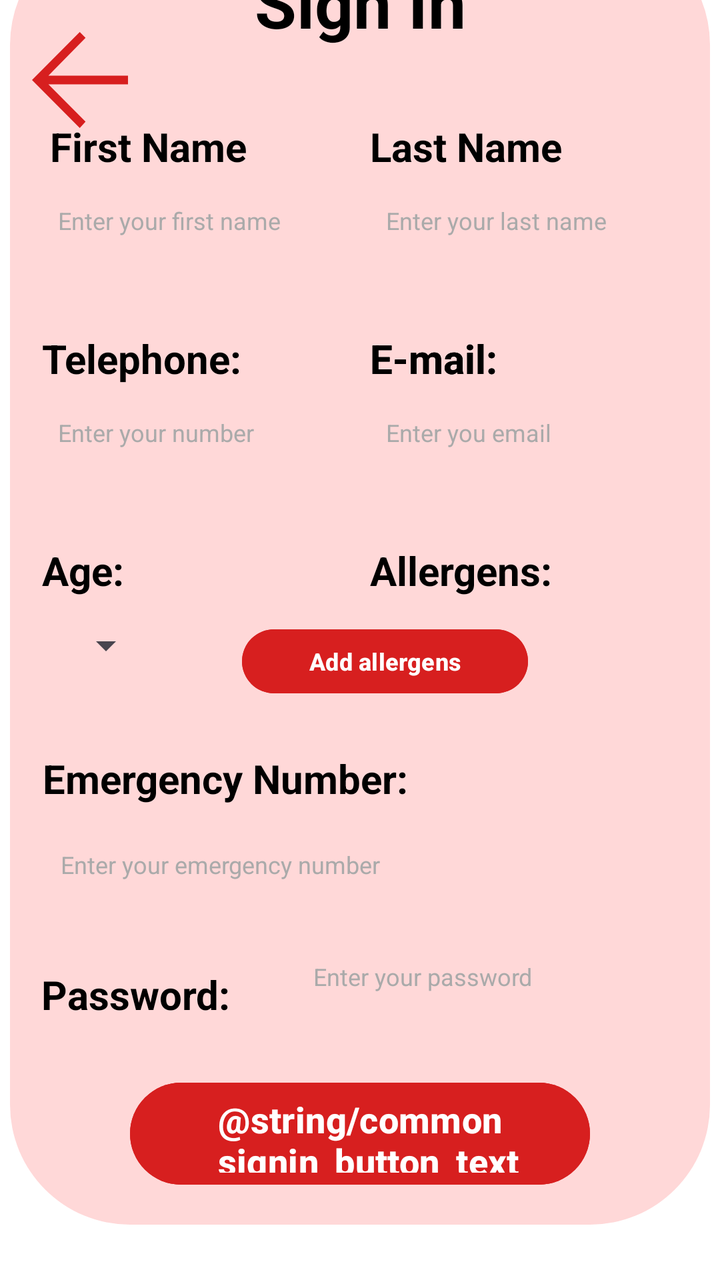
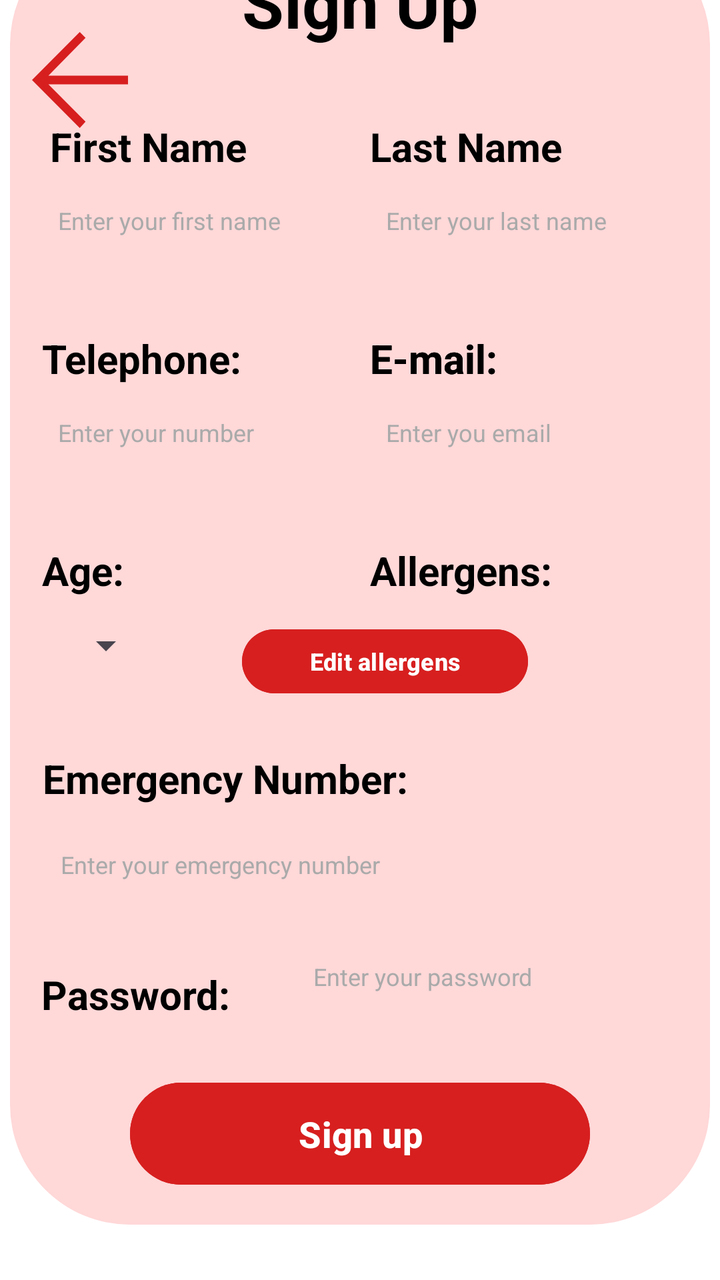

An Android layout rendered at two revisions. The XML below is the earlier revision; the diff shows what the commit changed to produce the second picture.
<!-- AndroidManifest.xml: application theme Theme.TASHTIT -->
<!-- res/layout/activity_signin_screen3.xml -->
<?xml version="1.0" encoding="utf-8"?>
<androidx.constraintlayout.widget.ConstraintLayout xmlns:android="http://schemas.android.com/apk/res/android"
xmlns:app="http://schemas.android.com/apk/res-auto"
xmlns:tools="http://schemas.android.com/tools"
android:layout_width="match_parent"
android:layout_height="match_parent"
    android:id="@+id/main"
android:background="@color/white"
tools:context=".ACTIVITIES.Login_Screen_2">



    

    

    

    <androidx.constraintlayout.widget.ConstraintLayout
        android:id="@+id/constraintLayout"
        android:layout_width="350dp"
        android:layout_height="650dp"
        android:layout_marginBottom="28dp"
        android:background="@drawable/rounded_background"
        app:layout_constraintBottom_toBottomOf="parent"
        app:layout_constraintCircleRadius="40dp"
        app:layout_constraintEnd_toEndOf="parent"
        app:layout_constraintStart_toStartOf="parent">

        <Button
            android:id="@+id/btnSignInSignIn"
            android:layout_width="230dp"
            android:layout_height="59dp"
            android:layout_marginBottom="16dp"
            android:backgroundTint="@color/intenseRouge"
            android:text="@string/common_signin_button_text"
            android:textColor="@android:color/white"
            android:textSize="18sp"
            android:textStyle="bold"
            app:layout_constraintBottom_toBottomOf="parent"
            app:layout_constraintEnd_toEndOf="parent"
            app:layout_constraintStart_toStartOf="parent" />

        <Button
            android:id="@+id/btnAllergens"
            android:layout_width="143dp"
            android:layout_height="40dp"
            android:layout_marginStart="44dp"
            android:layout_marginTop="12dp"
            android:layout_marginBottom="232dp"
            android:backgroundTint="@color/intenseRouge"
            android:text="Add allergens"
            android:textColor="@android:color/white"
            android:textSize="12sp"
            android:textStyle="bold"
            app:layout_constraintBottom_toBottomOf="parent"
            app:layout_constraintStart_toEndOf="@+id/spnnrAge"
            app:layout_constraintTop_toBottomOf="@+id/textView9"
            app:layout_constraintVertical_bias="0.0" />

        <TextView
            android:id="@+id/loginTitle"
            android:layout_width="wrap_content"
            android:layout_height="wrap_content"
            android:layout_gravity="center_horizontal"
            android:layout_marginTop="16dp"
            android:paddingBottom="20dp"
            android:text="Sign In"
            android:textColor="@android:color/black"
            android:textSize="34sp"
            android:textStyle="bold"
            app:layout_constraintEnd_toEndOf="parent"
            app:layout_constraintStart_toStartOf="parent"
            app:layout_constraintTop_toTopOf="parent" />

        <TextView
            android:id="@+id/textView"
            android:layout_width="wrap_content"
            android:layout_height="wrap_content"
            android:layout_marginStart="20dp"
            android:layout_marginTop="16dp"
            android:text="First Name"
            android:textColor="@android:color/black"
            android:textSize="20sp"
            android:textStyle="bold"
            app:layout_constraintStart_toStartOf="parent"
            app:layout_constraintTop_toBottomOf="@+id/loginTitle" />

        <TextView
            android:id="@+id/textView3"
            android:layout_width="wrap_content"
            android:layout_height="wrap_content"
            android:layout_marginStart="180dp"
            android:layout_marginTop="16dp"
            android:text="Last Name"
            android:textColor="@android:color/black"
            android:textSize="20sp"
            android:textStyle="bold"
            app:layout_constraintStart_toStartOf="parent"
            app:layout_constraintTop_toBottomOf="@+id/loginTitle" />

        <EditText
            android:id="@+id/etLastName"
            android:layout_width="137dp"
            android:layout_height="33dp"
            android:layout_marginStart="188dp"
            android:layout_marginTop="12dp"
            android:background="@null"
            android:hint="Enter your last name"
            android:inputType="textPassword"
            android:paddingBottom="10dp"
            android:textColorHint="@android:color/darker_gray"
            android:textSize="12sp"
            app:layout_constraintStart_toStartOf="parent"
            app:layout_constraintTop_toBottomOf="@+id/textView" />

        <EditText
            android:id="@+id/etFirstName"
            android:layout_width="137dp"
            android:layout_height="33dp"
            android:layout_marginStart="24dp"
            android:layout_marginTop="12dp"
            android:background="@null"
            android:hint="Enter your first name"
            android:inputType="textPassword"
            android:paddingBottom="10dp"
            android:textColorHint="@android:color/darker_gray"
            android:textSize="12sp"
            app:layout_constraintStart_toStartOf="parent"
            app:layout_constraintTop_toBottomOf="@+id/textView" />

        <TextView
            android:id="@+id/textView2"
            android:layout_width="wrap_content"
            android:layout_height="wrap_content"
            android:layout_marginStart="16dp"
            android:layout_marginTop="24dp"
            android:paddingTop="10dp"
            android:text="Telephone:"
            android:textColor="@android:color/black"
            android:textSize="20sp"
            android:textStyle="bold"
            app:layout_constraintStart_toStartOf="parent"
            app:layout_constraintTop_toBottomOf="@+id/etFirstName"/>

        <TextView
            android:id="@+id/textView4"
            android:layout_width="wrap_content"
            android:layout_height="wrap_content"
            android:layout_marginStart="180dp"
            android:layout_marginTop="24dp"
            android:paddingTop="10dp"
            android:text="E-mail:"
            android:textColor="@android:color/black"
            android:textSize="20sp"
            android:textStyle="bold"
            app:layout_constraintStart_toStartOf="parent"
            app:layout_constraintTop_toBottomOf="@+id/etFirstName" />

        <TextView
            android:id="@+id/textView5"
            android:layout_width="wrap_content"
            android:layout_height="wrap_content"
            android:layout_marginStart="180dp"
            android:layout_marginTop="24dp"
            android:paddingTop="10dp"
            android:text="E-mail:"
            android:textColor="@android:color/black"
            android:textSize="20sp"
            android:textStyle="bold"
            app:layout_constraintStart_toStartOf="parent"
            app:layout_constraintTop_toBottomOf="@+id/etFirstName" />

        <TextView
            android:id="@+id/textView8"
            android:layout_width="wrap_content"
            android:layout_height="wrap_content"
            android:layout_marginStart="180dp"
            android:layout_marginTop="24dp"
            android:paddingTop="10dp"
            android:text="E-mail:"
            android:textColor="@android:color/black"
            android:textSize="20sp"
            android:textStyle="bold"
            app:layout_constraintStart_toStartOf="parent"
            app:layout_constraintTop_toBottomOf="@+id/etFirstName" />

        <EditText
            android:id="@+id/etPhone"
            android:layout_width="116dp"
            android:layout_height="33dp"
            android:layout_marginStart="24dp"
            android:layout_marginTop="12dp"
            android:background="@null"
            android:hint="Enter your number"
            android:paddingBottom="10dp"
            android:textColorHint="@android:color/darker_gray"
            android:textSize="12sp"
            app:layout_constraintStart_toStartOf="parent"
            app:layout_constraintTop_toBottomOf="@+id/textView2" />

        <EditText
            android:id="@+id/etEmergencyNum"
            android:layout_width="wrap_content"
            android:layout_height="33dp"
            android:layout_marginTop="228dp"
            android:background="@null"
            android:hint="Enter your emergency number"
            android:paddingBottom="10dp"
            android:textColorHint="@android:color/darker_gray"
            android:textSize="12sp"
            app:layout_constraintEnd_toEndOf="parent"
            app:layout_constraintHorizontal_bias="0.133"
            app:layout_constraintStart_toStartOf="parent"
            app:layout_constraintTop_toBottomOf="@+id/textView2" />

        <EditText
            android:id="@+id/etPasswordSignIn"
            android:layout_width="162dp"
            android:layout_height="33dp"
            android:layout_marginTop="284dp"
            android:background="@null"
            android:hint="Enter your password"
            android:paddingBottom="10dp"
            android:textColorHint="@android:color/darker_gray"
            android:textSize="12sp"
            app:layout_constraintEnd_toEndOf="parent"
            app:layout_constraintHorizontal_bias="0.807"
            app:layout_constraintStart_toStartOf="parent"
            app:layout_constraintTop_toBottomOf="@+id/textView2" />

        <EditText
            android:id="@+id/etEmailSignIn"
            android:layout_width="116dp"
            android:layout_height="33dp"
            android:layout_marginStart="188dp"
            android:layout_marginTop="12dp"
            android:background="@null"
            android:hint="Enter you email"
            android:paddingBottom="10dp"
            android:textColorHint="@android:color/darker_gray"
            android:textSize="12sp"
            app:layout_constraintStart_toStartOf="parent"
            app:layout_constraintTop_toBottomOf="@+id/textView2" />

        <TextView
            android:id="@+id/textView10"
            android:layout_width="wrap_content"
            android:layout_height="wrap_content"
            android:layout_marginTop="24dp"
            android:paddingTop="10dp"
            android:text="Age:"
            android:textColor="@android:color/black"
            android:textSize="20sp"
            android:textStyle="bold"
            app:layout_constraintStart_toStartOf="@+id/textView2"
            app:layout_constraintTop_toBottomOf="@+id/etPhone" />

        <TextView
            android:id="@+id/textView9"
            android:layout_width="wrap_content"
            android:layout_height="wrap_content"
            android:layout_marginStart="180dp"
            android:layout_marginTop="24dp"
            android:paddingTop="10dp"
            android:text="Allergens:"
            android:textColor="@android:color/black"
            android:textSize="20sp"
            android:textStyle="bold"
            app:layout_constraintStart_toStartOf="parent"
            app:layout_constraintTop_toBottomOf="@+id/etEmailSignIn" />

        <TextView
            android:id="@+id/textView11"
            android:layout_width="wrap_content"
            android:layout_height="wrap_content"
            android:layout_marginTop="128dp"
            android:paddingTop="10dp"
            android:text="Emergency Number:"
            android:textColor="@android:color/black"
            android:textSize="20sp"
            android:textStyle="bold"
            app:layout_constraintEnd_toEndOf="parent"
            app:layout_constraintHorizontal_bias="0.097"
            app:layout_constraintStart_toStartOf="parent"
            app:layout_constraintTop_toBottomOf="@+id/etEmailSignIn" />

        <TextView
            android:id="@+id/textView12"
            android:layout_width="wrap_content"
            android:layout_height="wrap_content"
            android:layout_marginTop="236dp"
            android:paddingTop="10dp"
            android:text="Password:"
            android:textColor="@android:color/black"
            android:textSize="20sp"
            android:textStyle="bold"
            app:layout_constraintEnd_toEndOf="parent"
            app:layout_constraintHorizontal_bias="0.062"
            app:layout_constraintStart_toStartOf="parent"
            app:layout_constraintTop_toBottomOf="@+id/etEmailSignIn" />

        <Spinner
            android:id="@+id/spnnrAge"
            android:layout_width="0dp"
            android:layout_height="wrap_content"
            android:layout_marginStart="24dp"
            android:layout_marginTop="12dp"
            app:layout_constraintStart_toStartOf="parent"
            app:layout_constraintTop_toBottomOf="@+id/textView10" />

    </androidx.constraintlayout.widget.ConstraintLayout>

    <ImageButton
        android:id="@+id/btnBackSignIn"
        android:layout_width="48dp"
        android:layout_height="48dp"
        android:layout_marginStart="16dp"
        android:layout_marginTop="16dp"
        android:background="?attr/selectableItemBackgroundBorderless"
        android:scaleType="fitCenter"
        android:src="@drawable/ic_back_button"
        app:layout_constraintStart_toStartOf="parent"
        app:layout_constraintTop_toTopOf="parent" />

    
</androidx.constraintlayout.widget.ConstraintLayout>
<!-- resources referenced by this layout -->
<resources>
  <color name="intenseRouge">#D71F1F</color>
  <color name="white">#FFFFFFFF</color>
  <!-- drawable ic_back_button (drawable) -->
  <vector xmlns:android="http://schemas.android.com/apk/res/android"
          android:width="19dp"
          android:height="19dp"
          android:viewportWidth="19.9"
          android:viewportHeight="19.8">
      <path
          android:fillColor="@color/intenseRouge"
          android:pathData="M11.1,1.2l-1.2,-1.2l-9.9,9.9l9.9,9.9l1.2,-1.3l-7.7,-7.7l16.5,0l0,-1.8l-16.5,0z"/>
  </vector>
  <!-- drawable rounded_background (drawable) -->
  <?xml version="1.0" encoding="utf-8"?>
  <shape xmlns:android="http://schemas.android.com/apk/res/android"
      android:shape="rectangle">
      <corners android:radius="60dp"/>
      <solid android:color="@color/rouge" />
  </shape>
  <style name="Theme.TASHTIT" parent="Base.Theme.TASHTIT" />
  <color name="rouge">#FFD8D8</color>
  <style name="Base.Theme.TASHTIT" parent="Theme.Material3.DayNight.NoActionBar">
          
          
  
          
          <item name="android:windowIsTranslucent">true</item>
  
      </style>
</resources>

<!-- the commit's change to res/layout/activity_signin_screen3.xml (unified diff, before → after) -->
@@ -1,12 +1,12 @@
 <?xml version="1.0" encoding="utf-8"?>
 <androidx.constraintlayout.widget.ConstraintLayout xmlns:android="http://schemas.android.com/apk/res/android"
-xmlns:app="http://schemas.android.com/apk/res-auto"
-xmlns:tools="http://schemas.android.com/tools"
-android:layout_width="match_parent"
-android:layout_height="match_parent"
+    xmlns:app="http://schemas.android.com/apk/res-auto"
+    xmlns:tools="http://schemas.android.com/tools"
+    android:layout_width="match_parent"
+    android:layout_height="match_parent"
     android:id="@+id/main"
-android:background="@color/white"
-tools:context=".ACTIVITIES.Login_Screen_2">
+    android:background="@color/white"
+    tools:context=".ACTIVITIES.Login_Screen_2">
 
 
 
@@ -33,7 +33,7 @@ tools:context=".ACTIVITIES.Login_Screen_2">
             android:layout_height="59dp"
             android:layout_marginBottom="16dp"
             android:backgroundTint="@color/intenseRouge"
-            android:text="@string/common_signin_button_text"
+            android:text="Sign up"
             android:textColor="@android:color/white"
             android:textSize="18sp"
             android:textStyle="bold"
@@ -49,7 +49,7 @@ tools:context=".ACTIVITIES.Login_Screen_2">
             android:layout_marginTop="12dp"
             android:layout_marginBottom="232dp"
             android:backgroundTint="@color/intenseRouge"
-            android:text="Add allergens"
+            android:text="Edit allergens"
             android:textColor="@android:color/white"
             android:textSize="12sp"
             android:textStyle="bold"
@@ -65,7 +65,7 @@ tools:context=".ACTIVITIES.Login_Screen_2">
             android:layout_gravity="center_horizontal"
             android:layout_marginTop="16dp"
             android:paddingBottom="20dp"
-            android:text="Sign In"
+            android:text="Sign Up"
             android:textColor="@android:color/black"
             android:textSize="34sp"
             android:textStyle="bold"
